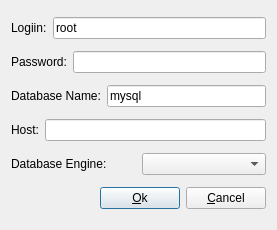
This is dialoglogin.ui in gthom/gapQBE as Qt 5 draws it before an edit. The edited form follows.
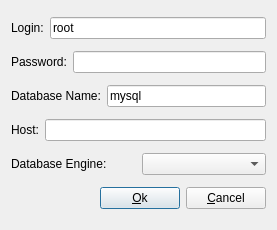
This is the edited form. Icons and pictures are not drawn.

Patch:
```diff
--- a/dialoglogin.ui
+++ b/dialoglogin.ui
@@ -23,7 +23,7 @@
      <item>
       <widget class="QLabel" name="label">
        <property name="text">
-        <string>Logiin:</string>
+        <string>Login:</string>
        </property>
       </widget>
      </item>
```
Left out of the diff: 2 changed lines with no effect on the pictures.
